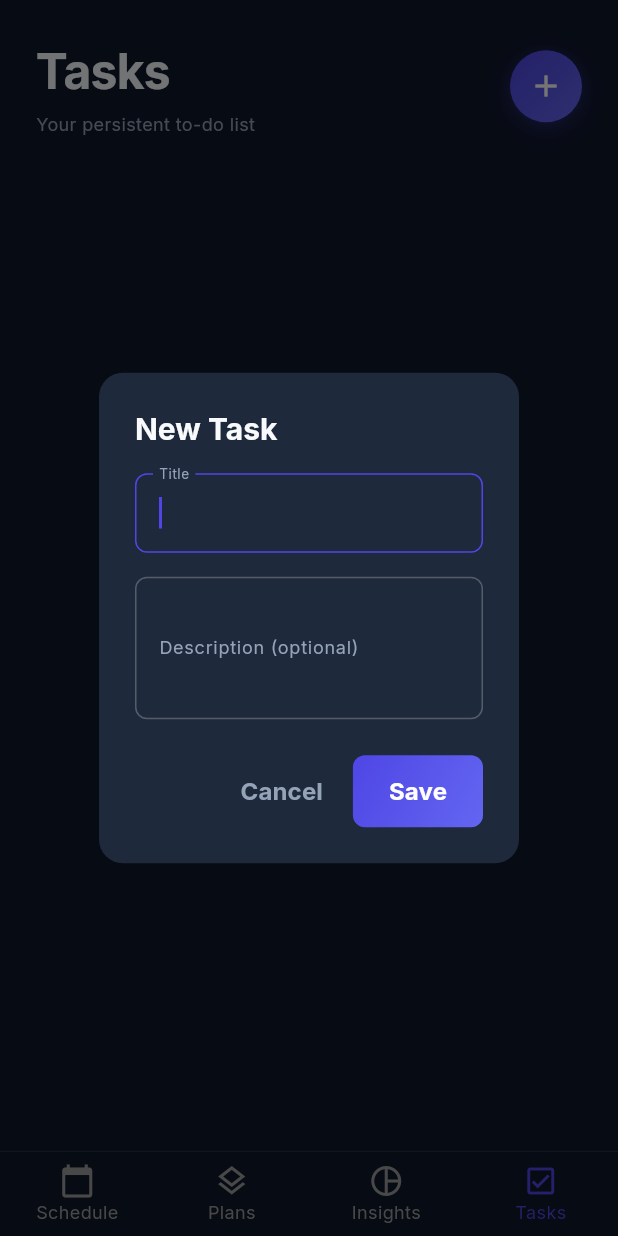
After one commit to ajay99511/chronos_planner, a Flutter app: the screen it shows after launch, item 4 of the bottom bar chosen, after a tap on the "add" icon, on a phone screen of 412 x 824 dp. The commit adds this screen. Run offline on Flutter 3.47's test engine with Material 3 defaults, Android fonts, the phone set to English and light mode, and no system bars; our stand-ins replace drift, google_fonts, shared_preferences; accounts and stored records are empty; generated files the repository leaves out were written again.

Commit message:
feat: implement comprehensive todo list management functionality

```diff
--- a/lib/data/local/tables.dart
+++ b/lib/data/local/tables.dart
@@ -63,3 +63,15 @@ class Preferences extends Table {
   @override
   Set<Column> get primaryKey => {key};
 }
+
+/// Standalone tasks not connected to calendar
+class TodoItems extends Table {
+  TextColumn get id => text()();
+  TextColumn get title => text().withLength(min: 1, max: 200)();
+  TextColumn get description => text().withDefault(const Constant(''))();
+  BoolColumn get completed => boolean().withDefault(const Constant(false))();
+  DateTimeColumn get createdAt => dateTime().withDefault(currentDateAndTime)();
+
+  @override
+  Set<Column> get primaryKey => {id};
+}
--- /dev/null
+++ b/lib/data/repositories/todo_repository.dart
@@ -0,0 +1,9 @@
+import '../local/app_database.dart';
+
+abstract class TodoRepository {
+  Future<List<TodoItem>> loadTodos();
+  Stream<List<TodoItem>> watchTodos();
+  Future<TodoItem> addTodo(String title, {String description = ''});
+  Future<bool> updateTodo(TodoItem todo);
+  Future<void> deleteTodo(String id);
+}
--- a/lib/main.dart
+++ b/lib/main.dart
@@ -8,10 +8,13 @@ import 'data/local/migration_helper.dart';
 import 'data/repositories/local/local_preference_repository.dart';
 import 'data/repositories/local/local_schedule_repository.dart';
 import 'data/repositories/local/local_template_repository.dart';
+import 'data/repositories/local/local_todo_repository.dart';
 import 'data/repositories/preference_repository.dart';
 import 'data/repositories/schedule_repository.dart';
 import 'data/repositories/template_repository.dart';
+import 'data/repositories/todo_repository.dart';
 import 'providers/schedule_provider.dart';
+import 'providers/todo_provider.dart';
 import 'ui/screens/home_screen.dart';
 
 void main() async {
@@ -25,11 +28,13 @@ void main() async {
   final scheduleRepo = LocalScheduleRepository(db.dayPlanDao, db.taskDao);
   final templateRepo = LocalTemplateRepository(db.templateDao);
   final prefRepo = LocalPreferenceRepository(db.preferenceDao);
+  final todoRepo = LocalTodoRepository(db.todoItemDao);
 
   runApp(MyApp(
     scheduleRepo: scheduleRepo,
     templateRepo: templateRepo,
     prefRepo: prefRepo,
+    todoRepo: todoRepo,
   ));
 }
 
@@ -37,22 +42,31 @@ class MyApp extends StatelessWidget {
   final ScheduleRepository scheduleRepo;
   final TemplateRepository templateRepo;
   final PreferenceRepository prefRepo;
+  final TodoRepository todoRepo;
 
   const MyApp({
     super.key,
     required this.scheduleRepo,
     required this.templateRepo,
     required this.prefRepo,
+    required this.todoRepo,
   });
 
   @override
   Widget build(BuildContext context) {
-    return ChangeNotifierProvider(
-      create: (_) => ScheduleProvider(
-        scheduleRepo: scheduleRepo,
-        templateRepo: templateRepo,
-        prefRepo: prefRepo,
-      ),
+    return MultiProvider(
+      providers: [
+        ChangeNotifierProvider(
+          create: (_) => ScheduleProvider(
+            scheduleRepo: scheduleRepo,
+            templateRepo: templateRepo,
+            prefRepo: prefRepo,
+          ),
+        ),
+        ChangeNotifierProvider(
+          create: (_) => TodoProvider(todoRepo),
+        ),
+      ],
       child: MaterialApp(
         title: 'Chronos',
         debugShowCheckedModeBanner: false,
--- /dev/null
+++ b/lib/providers/todo_provider.dart
@@ -0,0 +1,50 @@
+import 'dart:async';
+import 'package:flutter/foundation.dart';
+
+import '../data/local/app_database.dart';
+import '../data/repositories/todo_repository.dart';
+
+class TodoProvider extends ChangeNotifier {
+  final TodoRepository _repository;
+
+  List<TodoItem> _todos = [];
+  List<TodoItem> get todos => _todos;
+
+  StreamSubscription<List<TodoItem>>? _subscription;
+
+  TodoProvider(this._repository) {
+    _init();
+  }
+
+  void _init() {
+    _subscription = _repository.watchTodos().listen((newTodos) {
+      _todos = newTodos;
+      notifyListeners();
+    });
+  }
+
+  @override
+  void dispose() {
+    _subscription?.cancel();
+    super.dispose();
+  }
+
+  Future<void> addTodo(String title, {String description = ''}) async {
+    await _repository.addTodo(title, description: description);
+  }
+
+  Future<void> toggleTodo(TodoItem todo) async {
+    final updated = todo.copyWith(completed: !todo.completed);
+    await _repository.updateTodo(updated);
+  }
+
+  Future<void> updateTodoData(
+      TodoItem todo, String title, String description) async {
+    final updated = todo.copyWith(title: title, description: description);
+    await _repository.updateTodo(updated);
+  }
+
+  Future<void> deleteTodo(String id) async {
+    await _repository.deleteTodo(id);
+  }
+}
--- a/lib/ui/screens/home_screen.dart
+++ b/lib/ui/screens/home_screen.dart
@@ -5,6 +5,7 @@ import '../../core/theme/app_theme.dart';
 import 'analytics_view.dart';
 import 'schedule_view.dart';
 import 'work_plans_view.dart';
+import 'todo_list_view.dart';
 
 class ChronosHome extends StatefulWidget {
   const ChronosHome({super.key});
@@ -20,6 +21,7 @@ class _ChronosHomeState extends State<ChronosHome> {
     ScheduleView(),
     WorkPlansView(),
     AnalyticsView(),
+    TodoListView(),
   ];
 
   @override
@@ -91,6 +93,8 @@ class _ChronosHomeState extends State<ChronosHome> {
                       BottomNavigationBarItem(
                           icon: Icon(Icons.pie_chart_outline),
                           label: "Insights"),
+                      BottomNavigationBarItem(
+                          icon: Icon(Icons.check_box_outlined), label: "Tasks"),
                     ],
                   ),
                 ),
@@ -160,6 +164,12 @@ class _DesktopSidebar extends StatelessWidget {
               label: "Analytics",
               isSelected: currentIndex == 2,
               onTap: () => onSelect(2)),
+          _SidebarItem(
+              index: 3,
+              icon: Icons.check_box_outlined,
+              label: "Tasks",
+              isSelected: currentIndex == 3,
+              onTap: () => onSelect(3)),
           const Spacer(),
           // Footer
           Padding(
--- /dev/null
+++ b/lib/ui/screens/todo_list_view.dart
@@ -0,0 +1,260 @@
+import 'package:flutter/material.dart';
+import 'package:provider/provider.dart';
+
+import '../../core/theme/app_theme.dart';
+import '../../providers/todo_provider.dart';
+import '../../data/local/app_database.dart'; // for TodoItem
+
+class TodoListView extends StatefulWidget {
+  const TodoListView({super.key});
+
+  @override
+  State<TodoListView> createState() => _TodoListViewState();
+}
+
+class _TodoListViewState extends State<TodoListView> {
+  void _showAddEditTaskDialog(BuildContext context, {TodoItem? todo}) {
+    final titleController = TextEditingController(text: todo?.title ?? '');
+    final descController = TextEditingController(text: todo?.description ?? '');
+
+    showDialog(
+      context: context,
+      builder: (ctx) {
+        return AlertDialog(
+          backgroundColor: AppColors.surface,
+          shape: RoundedRectangleBorder(
+              borderRadius: BorderRadius.circular(AppRadius.lg)),
+          title: Text(todo == null ? 'New Task' : 'Edit Task',
+              style: AppTextStyles.heading3),
+          content: Column(
+            mainAxisSize: MainAxisSize.min,
+            children: [
+              TextField(
+                controller: titleController,
+                style: AppTextStyles.body,
+                decoration: InputDecoration(
+                  labelText: 'Title',
+                  labelStyle: AppTextStyles.bodySmall,
+                  enabledBorder: OutlineInputBorder(
+                      borderSide: const BorderSide(color: Colors.white24),
+                      borderRadius: BorderRadius.circular(AppRadius.sm)),
+                  focusedBorder: OutlineInputBorder(
+                      borderSide: const BorderSide(color: AppColors.neonBlue),
+                      borderRadius: BorderRadius.circular(AppRadius.sm)),
+                ),
+                autofocus: true,
+              ),
+              const SizedBox(height: AppSpacing.md),
+              TextField(
+                controller: descController,
+                style: AppTextStyles.body,
+                maxLines: 3,
+                decoration: InputDecoration(
+                  labelText: 'Description (optional)',
+                  labelStyle: AppTextStyles.bodySmall,
+                  enabledBorder: OutlineInputBorder(
+                      borderSide: const BorderSide(color: Colors.white24),
+                      borderRadius: BorderRadius.circular(AppRadius.sm)),
+                  focusedBorder: OutlineInputBorder(
+                      borderSide: const BorderSide(color: AppColors.neonBlue),
+                      borderRadius: BorderRadius.circular(AppRadius.sm)),
+                ),
+              ),
+            ],
+          ),
+          actions: [
+            TextButton(
+              onPressed: () => Navigator.pop(ctx),
+              child: Text('Cancel',
+                  style: AppTextStyles.button
+                      .copyWith(color: AppColors.textSecondary)),
+            ),
+            Container(
+              decoration: BoxDecoration(
+                gradient: AppGradients.primaryBlue,
+                borderRadius: BorderRadius.circular(AppRadius.sm),
+              ),
+              child: ElevatedButton(
+                style: ElevatedButton.styleFrom(
+                  backgroundColor: Colors.transparent,
+                  shadowColor: Colors.transparent,
+                ),
+                onPressed: () {
+                  final title = titleController.text.trim();
+                  if (title.isNotEmpty) {
+                    final provider = context.read<TodoProvider>();
+                    if (todo == null) {
+                      provider.addTodo(title,
+                          description: descController.text.trim());
+                    } else {
+                      provider.updateTodoData(
+                          todo, title, descController.text.trim());
+                    }
+                    Navigator.pop(ctx);
+                  }
+                },
+                child: Text('Save', style: AppTextStyles.button),
+              ),
+            ),
+          ],
+        );
+      },
+    );
+  }
+
+  @override
+  Widget build(BuildContext context) {
+    return Scaffold(
+      backgroundColor: Colors.transparent,
+      body: Column(
+        crossAxisAlignment: CrossAxisAlignment.start,
+        children: [
+          Padding(
+            padding: const EdgeInsets.all(AppSpacing.lg),
+            child: Row(
+              mainAxisAlignment: MainAxisAlignment.spaceBetween,
+              children: [
+                Column(
+                  crossAxisAlignment: CrossAxisAlignment.start,
+                  children: [
+                    Text('Tasks', style: AppTextStyles.heading1),
+                    const SizedBox(height: 4),
+                    Text('Your persistent to-do list',
+                        style: AppTextStyles.bodySmall),
+                  ],
+                ),
+                Container(
+                  decoration: BoxDecoration(
+                    gradient: AppGradients.primaryBlue,
+                    borderRadius: BorderRadius.circular(AppRadius.pill),
+                    boxShadow:
+                        AppShadows.neonGlow(AppColors.neonBlue, intensity: 0.3),
+                  ),
+                  child: IconButton(
+                    icon: const Icon(Icons.add, color: Colors.white),
+                    onPressed: () => _showAddEditTaskDialog(context),
+                  ),
+                ),
+              ],
+            ),
+          ),
+          Expanded(
+            child: Consumer<TodoProvider>(
+              builder: (context, provider, child) {
+                final todos = provider.todos;
+                if (todos.isEmpty) {
+                  return Center(
+                    child: Text('No tasks yet. Add some!',
+                        style: AppTextStyles.bodySmall.copyWith(fontSize: 16)),
+                  );
+                }
+
+                return ListView.builder(
+                  padding: const EdgeInsets.symmetric(
+                      horizontal: AppSpacing.lg, vertical: AppSpacing.sm),
+                  itemCount: todos.length,
+                  itemBuilder: (context, index) {
+                    final todo = todos[index];
+                    return _TodoTile(
+                      todo: todo,
+                      onToggle: () => provider.toggleTodo(todo),
+                      onDelete: () => provider.deleteTodo(todo.id),
+                      onEdit: () => _showAddEditTaskDialog(context, todo: todo),
+                    );
+                  },
+                );
+              },
+            ),
+          ),
+        ],
+      ),
+    );
+  }
+}
+
+class _TodoTile extends StatelessWidget {
+  final TodoItem todo;
+  final VoidCallback onToggle;
+  final VoidCallback onDelete;
+  final VoidCallback onEdit;
+
+  const _TodoTile({
+    required this.todo,
+    required this.onToggle,
+    required this.onDelete,
+    required this.onEdit,
+  });
+
+  @override
+  Widget build(BuildContext context) {
+    return Container(
+      margin: const EdgeInsets.only(bottom: AppSpacing.sm),
+      decoration: BoxDecoration(
+        color: AppColors.surface,
+        borderRadius: BorderRadius.circular(AppRadius.md),
+        border: Border.all(color: Colors.white10),
+      ),
+      child: ListTile(
+        contentPadding:
+            const EdgeInsets.symmetric(horizontal: AppSpacing.md, vertical: 4),
+        leading: GestureDetector(
+          onTap: onToggle,
+          child: AnimatedContainer(
+            duration: AppAnimDurations.fast,
+            width: 24,
+            height: 24,
+            decoration: BoxDecoration(
+              shape: BoxShape.circle,
+              border: Border.all(
+                color: todo.completed ? AppColors.neonBlue : Colors.white38,
+                width: 2,
+              ),
+              color: todo.completed ? AppColors.neonBlue : Colors.transparent,
+            ),
+            child: todo.completed
+                ? const Icon(Icons.check, size: 16, color: Colors.white)
+                : null,
+          ),
+        ),
+        title: Text(
+          todo.title,
+          style: AppTextStyles.body.copyWith(
+            decoration: todo.completed ? TextDecoration.lineThrough : null,
+            color: todo.completed
+                ? AppColors.textSecondary
+                : AppColors.textPrimary,
+            fontWeight: FontWeight.w600,
+          ),
+        ),
+        subtitle: todo.description.isNotEmpty
+            ? Padding(
+                padding: const EdgeInsets.only(top: 4.0),
+                child: Text(
+                  todo.description,
+                  style: AppTextStyles.bodySmall.copyWith(
+                    decoration:
+                        todo.completed ? TextDecoration.lineThrough : null,
+                    color: AppColors.textSecondary,
+                  ),
+                ),
+              )
+            : null,
+        trailing: Row(
+          mainAxisSize: MainAxisSize.min,
+          children: [
+            IconButton(
+              icon: const Icon(Icons.edit_outlined,
+                  color: Colors.white54, size: 20),
+              onPressed: onEdit,
+            ),
+            IconButton(
+              icon: const Icon(Icons.delete_outline,
+                  color: Colors.redAccent, size: 20),
+              onPressed: onDelete,
+            ),
+          ],
+        ),
+      ),
+    );
+  }
+}
```
Also changed, not shown: lib/data/local/app_database.dart (+15 -3 lines), lib/data/local/daos/todo_item_dao.dart (added, +29 -0 lines), lib/data/repositories/local/local_todo_repository.dart (added, +48 -0 lines), lib/data/local/app_database.g.dart, lib/data/local/daos/todo_item_dao.g.dart (added).
